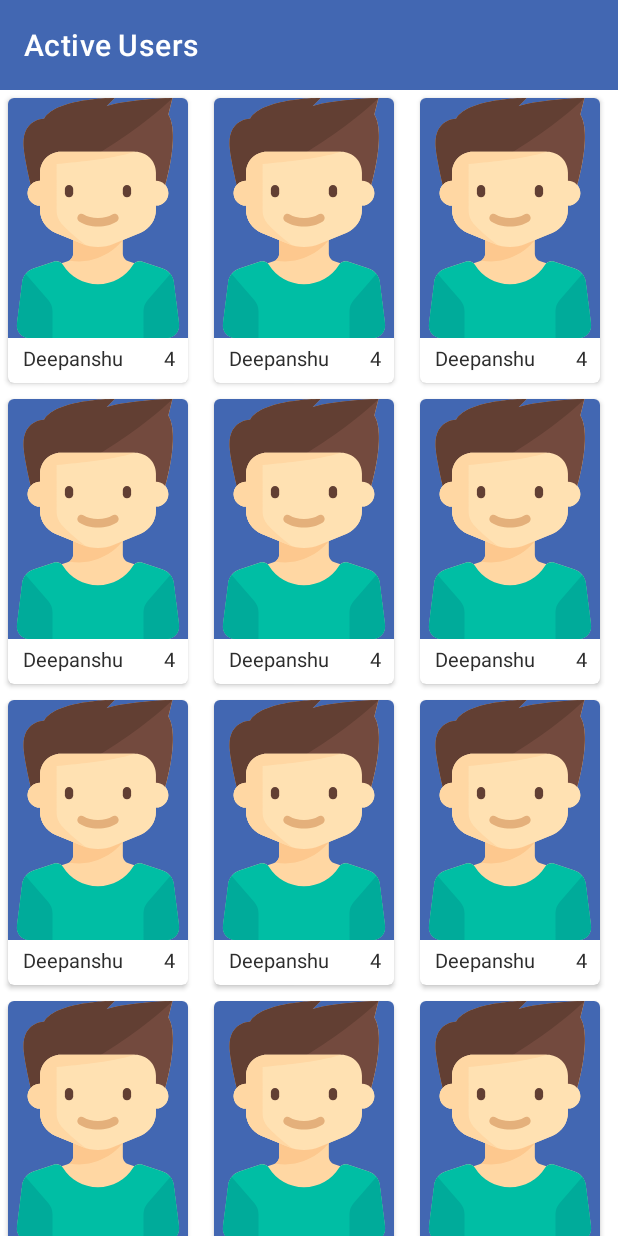
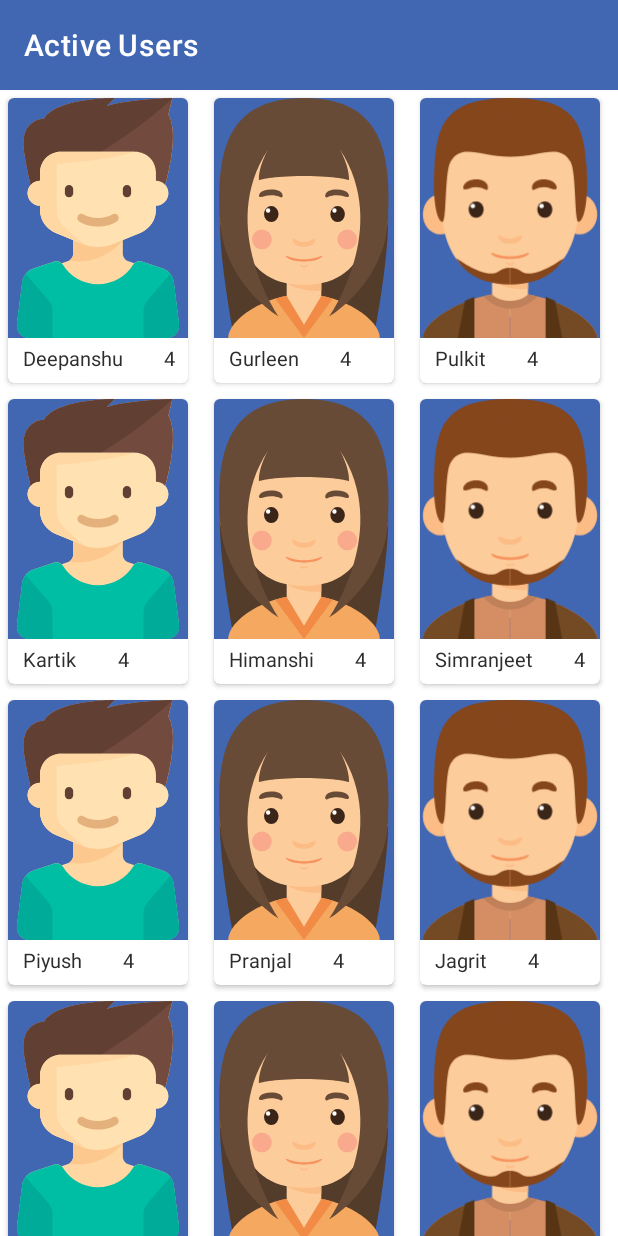
Before and after one commit to Sjsingh101/CampusPool, an Android app: the UserListActivity screen opened directly, with no data from a screen before it, on a phone screen of 412 x 824 dp. Run offline under Robolectric (Android 15) with nearby library versions, the light colour scheme and no system bars.

Commit message:
Final UI changes
final touch

```diff
--- a/app/build.gradle
+++ b/app/build.gradle
@@ -27,6 +27,7 @@ dependencies {
     implementation 'com.google.android.gms:play-services-maps:16.1.0'
     implementation 'com.android.support:cardview-v7:28.0.0'
     implementation 'com.android.support:recyclerview-v7:28.0.0'
+    implementation 'de.hdodenhof:circleimageview:2.1.0'
     testImplementation 'junit:junit:4.12'
     androidTestImplementation 'androidx.test:runner:1.1.1'
     androidTestImplementation 'androidx.test.espresso:espresso-core:3.1.1'
--- a/app/src/main/java/com/sjsingh101/campuspool/UserListActivity.java
+++ b/app/src/main/java/com/sjsingh101/campuspool/UserListActivity.java
@@ -24,17 +24,19 @@ public class UserListActivity extends AppCompatActivity {
 
         lstBook = new ArrayList<>();
         lstBook.add(new User("Deepanshu",4,"Mohali",R.drawable.ic_boy));
-        lstBook.add(new User("Deepanshu",4,"Mohali",R.drawable.ic_boy));
-        lstBook.add(new User("Deepanshu",4,"Mohali",R.drawable.ic_boy));
-        lstBook.add(new User("Deepanshu",4,"Mohali",R.drawable.ic_boy));
-        lstBook.add(new User("Deepanshu",4,"Mohali",R.drawable.ic_boy));
-        lstBook.add(new User("Deepanshu",4,"Mohali",R.drawable.ic_boy));
-        lstBook.add(new User("Deepanshu",4,"Mohali",R.drawable.ic_boy));
-        lstBook.add(new User("Deepanshu",4,"Mohali",R.drawable.ic_boy));
-        lstBook.add(new User("Deepanshu",4,"Mohali",R.drawable.ic_boy));
-        lstBook.add(new User("Deepanshu",4,"Mohali",R.drawable.ic_boy));
-        lstBook.add(new User("Deepanshu",4,"Mohali",R.drawable.ic_boy));
-        lstBook.add(new User("Deepanshu",4,"Mohali",R.drawable.ic_boy));
+        lstBook.add(new User("Gurleen",4,"Mohali",R.drawable.ic_girl));
+        lstBook.add(new User("Pulkit",4,"Mohali",R.drawable.ic_man));
+        lstBook.add(new User("Kartik",4,"Mohali",R.drawable.ic_boy));
+        lstBook.add(new User("Himanshi",4,"Mohali",R.drawable.ic_girl));
+        lstBook.add(new User("Simranjeet",4,"Mohali",R.drawable.ic_man));
+        lstBook.add(new User("Piyush",4,"Mohali",R.drawable.ic_boy));
+        lstBook.add(new User("Pranjal",4,"Mohali",R.drawable.ic_girl));
+        lstBook.add(new User("Jagrit",4,"Mohali",R.drawable.ic_man));
+        lstBook.add(new User("Piyush",4,"Mohali",R.drawable.ic_boy));
+        lstBook.add(new User("Pranjal",4,"Mohali",R.drawable.ic_girl));
+        lstBook.add(new User("Jagrit",4,"Mohali",R.drawable.ic_man));
+
+
 
 
 
--- /dev/null
+++ b/app/src/main/res/drawable/ic_girl.xml
@@ -0,0 +1,78 @@
+<vector xmlns:android="http://schemas.android.com/apk/res/android"
+    android:width="203.736dp"
+    android:height="203.736dp"
+    android:viewportWidth="203.736"
+    android:viewportHeight="203.736">
+  <path
+      android:pathData="M101.867,66.139v131.395h60.26c0,0 11.449,-59.365 11.168,-95.113C173.014,66.673 101.867,66.139 101.867,66.139z"
+      android:fillColor="#543C2A"/>
+  <path
+      android:pathData="M101.867,66.139v131.395H41.609c0,0 -11.449,-59.365 -11.168,-95.113C30.721,66.673 101.867,66.139 101.867,66.139z"
+      android:fillColor="#543C2A"/>
+  <path
+      android:pathData="M87.17,153.47h29.395v32.923h-29.395z"
+      android:fillColor="#FDCC9B"/>
+  <path
+      android:pathData="M87.17,157.348c0,0 12.365,7.874 29.395,6.051v-9.929H87.17V157.348z"
+      android:fillColor="#FCBC85"/>
+  <path
+      android:pathData="M30.441,102.42a14.343,16.364 0,1 0,28.686 0a14.343,16.364 0,1 0,-28.686 0z"
+      android:fillColor="#FCBC85"/>
+  <path
+      android:pathData="M144.609,102.42a14.343,16.364 0,1 0,28.686 0a14.343,16.364 0,1 0,-28.686 0z"
+      android:fillColor="#FCBC85"/>
+  <path
+      android:pathData="M158.894,71.165c0,-24.104 -17.637,-41.741 -57.026,-41.741c-39.389,0 -57.025,17.637 -57.025,41.741c0,24.104 -4.115,87.597 57.025,87.597C163.009,158.762 158.894,95.269 158.894,71.165z"
+      android:fillColor="#FDCC9B"/>
+  <path
+      android:pathData="M67.919,98.502a6.173,6.761 0,1 0,12.346 0a6.173,6.761 0,1 0,-12.346 0z"
+      android:fillColor="#3B2519"/>
+  <path
+      android:pathData="M71.401,95.517m-1.846,0a1.846,1.846 0,1 1,3.692 0a1.846,1.846 0,1 1,-3.692 0"
+      android:fillColor="#FFFFFF"/>
+  <path
+      android:pathData="M64.217,83.925c2.919,1.117 7.605,-3.798 18.335,0.478c1.956,0.78 3.123,-6.668 -8.378,-6.668C64.217,77.735 62.453,83.25 64.217,83.925z"
+      android:fillColor="#684B37"/>
+  <path
+      android:pathData="M124.233,98.502a6.173,6.761 0,1 0,12.346 0a6.173,6.761 0,1 0,-12.346 0z"
+      android:fillColor="#3B2519"/>
+  <path
+      android:pathData="M127.715,95.517m-1.846,0a1.846,1.846 0,1 1,3.692 0a1.846,1.846 0,1 1,-3.692 0"
+      android:fillColor="#FFFFFF"/>
+  <path
+      android:pathData="M139.519,83.925c-2.919,1.117 -7.606,-3.798 -18.335,0.478c-1.956,0.78 -3.123,-6.668 8.377,-6.668C139.519,77.735 141.282,83.25 139.519,83.925z"
+      android:fillColor="#684B37"/>
+  <path
+      android:pathData="M101.867,122.283c-6.099,0 -9.773,-4.557 -9.773,-2.352c0,2.204 1.764,6.394 9.773,6.394c8.011,0 9.774,-4.189 9.774,-6.394C111.642,117.726 107.967,122.283 101.867,122.283z"
+      android:fillColor="#FCBC85"/>
+  <path
+      android:pathData="M101.867,142.553c-2.109,0 -3.38,-1.575 -3.38,-0.814c0,0.763 0.61,2.212 3.38,2.212c2.771,0 3.381,-1.449 3.381,-2.212C105.248,140.978 103.978,142.553 101.867,142.553z"
+      android:fillColor="#FCBC85"/>
+  <path
+      android:pathData="M101.867,136.936c-9.668,0 -15.492,-3.937 -15.492,-2.939s2.795,4.924 15.492,4.924s15.493,-3.927 15.493,-4.924S111.535,136.936 101.867,136.936z"
+      android:fillColor="#F7945E"/>
+  <path
+      android:pathData="M66.154,120.108m-8.377,0a8.377,8.377 0,1 1,16.754 0a8.377,8.377 0,1 1,-16.754 0"
+      android:fillColor="#F9AA8D"/>
+  <path
+      android:pathData="M138.611,120.108m-8.377,0a8.377,8.377 0,1 1,16.754 0a8.377,8.377 0,1 1,-16.754 0"
+      android:fillColor="#F9AA8D"/>
+  <path
+      android:pathData="M101.867,166.699v37.037H37.495C37.495,188.745 68.064,166.699 101.867,166.699z"
+      android:fillColor="#F5A860"/>
+  <path
+      android:pathData="M101.867,166.699v37.037h64.373C166.24,188.745 135.672,166.699 101.867,166.699z"
+      android:fillColor="#F5A860"/>
+  <path
+      android:pathData="M89.6,167.651c-0.189,0.027 -0.379,0.065 -0.569,0.094c-3.963,0.634 -7.829,1.529 -11.543,2.653l24.38,33.338v-18.518L90.87,167.501C90.449,167.56 90.02,167.587 89.6,167.651z"
+      android:fillColor="#F18B45"/>
+  <path
+      android:pathData="M114.135,167.651c0.19,0.027 0.38,0.065 0.57,0.094c3.963,0.634 7.829,1.529 11.543,2.653l-24.381,33.338v-18.518l10.998,-17.716C113.286,167.56 113.716,167.587 114.135,167.651z"
+      android:fillColor="#F18B45"/>
+  <path
+      android:pathData="M101.867,0C35.436,0 27.651,46.991 30.441,102.42c2.79,55.43 49.824,82.797 49.824,82.797S27.56,109.79 71.401,43.651c0,0 -8.232,14.157 -7.786,26.015c0,0 10.328,-3.527 38.253,-3.527c27.926,0 38.253,3.527 38.253,3.527c0.447,-11.858 -7.785,-26.015 -7.785,-26.015c43.841,66.138 -8.865,141.566 -8.865,141.566s47.035,-27.367 49.825,-82.797C176.085,46.991 168.3,0 101.867,0z"
+      android:fillColor="#684B37"/>
+  <path
+      android:pathData="M87.17,167.981l14.697,24.408l14.697,-24.409C116.565,167.98 101.317,162.428 87.17,167.981z"
+      android:fillColor="#FDCC9B"/>
+</vector>
--- /dev/null
+++ b/app/src/main/res/drawable/ic_man.xml
@@ -0,0 +1,84 @@
+<vector xmlns:android="http://schemas.android.com/apk/res/android"
+    android:width="196.651dp"
+    android:height="196.651dp"
+    android:viewportWidth="196.651"
+    android:viewportHeight="196.651">
+  <path
+      android:pathData="M83.628,146.386h29.395v32.923h-29.395z"
+      android:fillColor="#FDCC9B"/>
+  <path
+      android:pathData="M83.628,150.264c0,0 12.365,7.874 29.395,6.051v-9.929H83.628V150.264z"
+      android:fillColor="#FCBC85"/>
+  <path
+      android:pathData="M26.899,95.336a14.343,16.364 0,1 0,28.686 0a14.343,16.364 0,1 0,-28.686 0z"
+      android:fillColor="#FCBC85"/>
+  <path
+      android:pathData="M141.066,95.336a14.343,16.364 0,1 0,28.686 0a14.343,16.364 0,1 0,-28.686 0z"
+      android:fillColor="#FCBC85"/>
+  <path
+      android:pathData="M155.352,64.08c0,-24.104 -17.637,-41.74 -57.026,-41.74c-39.389,0 -57.026,17.637 -57.026,41.74c0,24.104 -4.115,87.597 57.026,87.597C159.467,151.677 155.352,88.185 155.352,64.08z"
+      android:fillColor="#FDCC9B"/>
+  <path
+      android:pathData="M64.377,91.418a6.173,6.761 0,1 0,12.346 0a6.173,6.761 0,1 0,-12.346 0z"
+      android:fillColor="#3B2519"/>
+  <path
+      android:pathData="M67.859,88.433m-1.846,0a1.846,1.846 0,1 1,3.692 0a1.846,1.846 0,1 1,-3.692 0"
+      android:fillColor="#FFFFFF"/>
+  <path
+      android:pathData="M60.675,74.662c2.919,1.46 7.606,-4.96 18.335,0.625c1.956,1.018 3.123,-8.708 -8.377,-8.708C60.675,66.579 58.911,73.781 60.675,74.662z"
+      android:fillColor="#86461B"/>
+  <path
+      android:pathData="M120.691,91.418a6.173,6.761 0,1 0,12.346 0a6.173,6.761 0,1 0,-12.346 0z"
+      android:fillColor="#3B2519"/>
+  <path
+      android:pathData="M124.173,88.433m-1.846,0a1.846,1.846 0,1 1,3.692 0a1.846,1.846 0,1 1,-3.692 0"
+      android:fillColor="#FFFFFF"/>
+  <path
+      android:pathData="M135.977,74.662c-2.919,1.46 -7.606,-4.96 -18.335,0.625c-1.956,1.018 -3.123,-8.708 8.378,-8.708C135.977,66.579 137.74,73.781 135.977,74.662z"
+      android:fillColor="#86461B"/>
+  <path
+      android:pathData="M98.326,115.198c-6.1,0 -9.774,-4.557 -9.774,-2.352c0,2.204 1.764,6.393 9.774,6.393c8.01,0 9.774,-4.189 9.774,-6.393C108.1,110.642 104.425,115.198 98.326,115.198z"
+      android:fillColor="#FCBC85"/>
+  <path
+      android:pathData="M98.326,135.469c-2.11,0 -3.381,-1.576 -3.381,-0.813c0,0.763 0.61,2.212 3.381,2.212c2.771,0 3.38,-1.449 3.38,-2.212C101.706,133.893 100.435,135.469 98.326,135.469z"
+      android:fillColor="#FCBC85"/>
+  <path
+      android:pathData="M98.326,129.852c-9.668,0 -15.493,-3.937 -15.493,-2.939c0,0.997 2.796,4.924 15.493,4.924c12.697,0 15.493,-3.927 15.493,-4.924C113.818,125.914 107.994,129.852 98.326,129.852z"
+      android:fillColor="#F7945E"/>
+  <path
+      android:pathData="M98.326,159.613v37.038H26.898C26.898,181.66 64.521,159.613 98.326,159.613z"
+      android:fillColor="#D58E64"/>
+  <path
+      android:pathData="M98.326,159.613v37.038h71.427C169.753,181.66 132.129,159.613 98.326,159.613z"
+      android:fillColor="#D58E64"/>
+  <path
+      android:pathData="M98.326,159.613c-7.19,0 -14.552,1.005 -21.689,2.721c0.048,0.063 7.917,10.213 21.689,10.213c12.754,0 21.233,-8.692 22.462,-10.03C113.41,160.686 105.775,159.613 98.326,159.613z"
+      android:fillColor="#BF805A"/>
+  <path
+      android:pathData="M83.628,160.895c0,0 4.299,5.332 14.697,5.332c10.398,0 14.698,-5.332 14.698,-5.332S97.774,155.344 83.628,160.895z"
+      android:fillColor="#FDCC9B"/>
+  <path
+      android:pathData="M98.325,139.11v13.669c-30.717,0 -40.857,-16.378 -43.861,-20.943c-2.227,-3.387 14.452,11.904 29.164,11.904C90.095,143.74 89.801,139.11 98.325,139.11z"
+      android:fillColor="#86461B"/>
+  <path
+      android:pathData="M98.325,139.11v13.669c30.718,0 40.858,-16.378 43.861,-20.943c2.227,-3.387 -14.452,11.904 -29.164,11.904C106.556,143.74 106.85,139.11 98.325,139.11z"
+      android:fillColor="#86461B"/>
+  <path
+      android:pathData="M98.712,48.207V0C48.354,0 38.948,18.813 36.596,54.086c-2.352,35.274 2.958,47.417 6.476,47.372c3.518,-0.046 1.627,-40.44 6.458,-49.136C58.349,36.449 74.113,48.207 98.712,48.207z"
+      android:fillColor="#86461B"/>
+  <path
+      android:pathData="M98.712,48.207V0c50.358,0 59.764,18.813 62.116,54.086c2.352,35.274 -2.958,47.417 -6.476,47.372c-3.518,-0.046 -1.627,-40.44 -6.458,-49.136C139.076,36.449 123.311,48.207 98.712,48.207z"
+      android:fillColor="#86461B"/>
+  <path
+      android:pathData="M67.014,165.109c-22.206,7.502 -40.115,21.199 -40.115,31.542h40.117v-31.542H67.014z"
+      android:fillColor="#744A25"/>
+  <path
+      android:pathData="M69.151,196.651v-33.805c0,0 -5.732,2.205 -7.716,3.233l-5.85,30.571H69.151z"
+      android:fillColor="#573514"/>
+  <path
+      android:pathData="M129.638,165.109c22.206,7.502 40.115,21.199 40.115,31.542h-40.117v-31.542H129.638z"
+      android:fillColor="#744A25"/>
+  <path
+      android:pathData="M127.5,196.651v-33.805c0,0 5.732,2.205 7.716,3.233l5.85,30.571H127.5z"
+      android:fillColor="#573514"/>
+</vector>
--- a/app/src/main/res/values/strings.xml
+++ b/app/src/main/res/values/strings.xml
@@ -1,4 +1,5 @@
 <resources>
     <string name="app_name">Campus Pool</string>
     <string name="title_activity_home">Map</string>
+    <string name="para">"I have been very fond of two things in my life, reading stories and meeting new people. To me, every Campus Pool ride I pick up is just another story I read. I'm a second year undergrad at Delhi Technological University and I love meeting new people."</string>
 </resources>
```
Also changed, not shown: app/src/main/AndroidManifest.xml (+9 -7 lines), app/src/main/java/com/sjsingh101/campuspool/SplashActivity.java (added, +34 -0 lines), app/src/main/java/com/sjsingh101/campuspool/UserDetailActivity.java (+21 -0 lines), app/src/main/res/drawable/ic_checked.xml (added, +9 -0 lines), app/src/main/res/drawable/ripple_oval.xml (added, +8 -0 lines), app/src/main/res/layout/activity_splash.xml (added, +27 -0 lines), app/src/main/res/layout/activity_user_detail.xml (+70 -4 lines), app/src/main/res/drawable/grad.png (added), app/src/main/res/drawable/imglogo_white.png (added), 1 other file.
